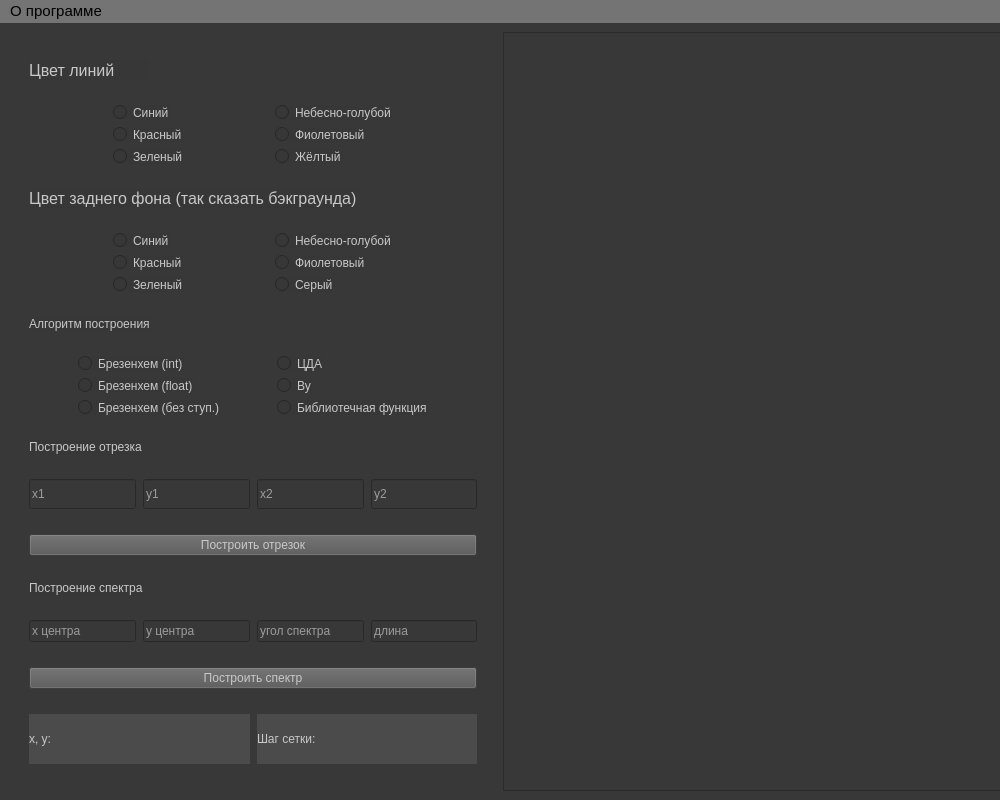
First picture: the form in lab_03/template.ui, repository NikolayL2sch/cg_bmstu, before the edit.
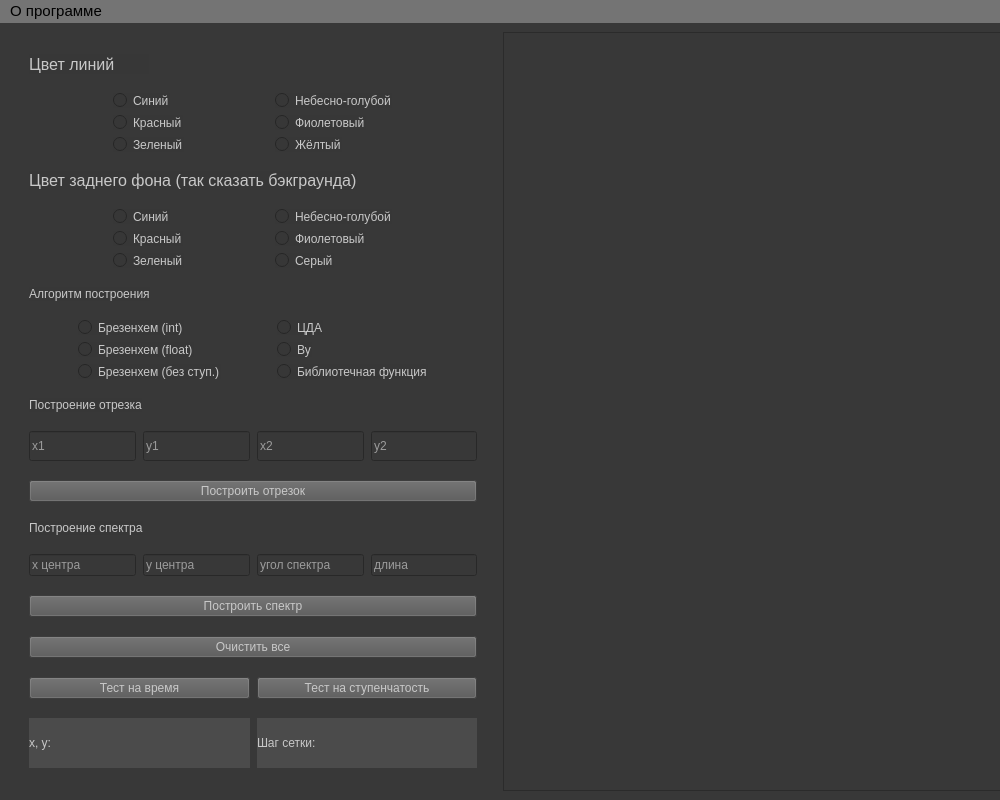
Second picture: the form after the edit.

Commit message: fix color add clear method

Patch:
```diff
--- a/lab_03/template.ui
+++ b/lab_03/template.ui
@@ -72,7 +72,7 @@
      </widget>
     </item>
     <item row="0" column="0">
-     <layout class="QVBoxLayout" name="verticalLayout" stretch="0,0,0,0,0,0,0,0,0,0,0,0,0">
+     <layout class="QVBoxLayout" name="verticalLayout" stretch="0,0,0,0,0,0,0,0,0,0,0,0,0,0,0">
       <property name="spacing">
        <number>7</number>
       </property>
@@ -861,6 +861,58 @@
         </property>
        </widget>
       </item>
+      <item>
+       <widget class="QPushButton" name="clear_button">
+        <property name="sizePolicy">
+         <sizepolicy hsizetype="Fixed" vsizetype="Fixed">
+          <horstretch>0</horstretch>
+          <verstretch>0</verstretch>
+         </sizepolicy>
+        </property>
+        <property name="maximumSize">
+         <size>
+          <width>460</width>
+          <height>16777215</height>
+         </size>
+        </property>
+        <property name="styleSheet">
+         <string notr="true">color: rgb(200, 200, 200);
+font: 10pt &quot;Segoe UI&quot;;
+background-color: rgb(86, 86, 86);</string>
+        </property>
+        <property name="text">
+         <string>Очистить все</string>
+        </property>
+       </widget>
+      </item>
+      <item>
+       <layout class="QHBoxLayout" name="horizontalLayout_5">
+        <item>
+         <widget class="QPushButton" name="time_test_button">
+          <property name="styleSheet">
+           <string notr="true">color: rgb(200, 200, 200);
+font: 10pt &quot;Segoe UI&quot;;
+background-color: rgb(86, 86, 86);</string>
+          </property>
+          <property name="text">
+           <string>Тест на время</string>
+          </property>
+         </widget>
+        </item>
+        <item>
+         <widget class="QPushButton" name="ladder_test_button">
+          <property name="styleSheet">
+           <string notr="true">color: rgb(200, 200, 200);
+font: 10pt &quot;Segoe UI&quot;;
+background-color: rgb(86, 86, 86);</string>
+          </property>
+          <property name="text">
+           <string>Тест на ступенчатость</string>
+          </property>
+         </widget>
+        </item>
+       </layout>
+      </item>
       <item>
        <layout class="QHBoxLayout" name="horizontalLayout">
         <item>
```
The commit also changes 1 other file.
